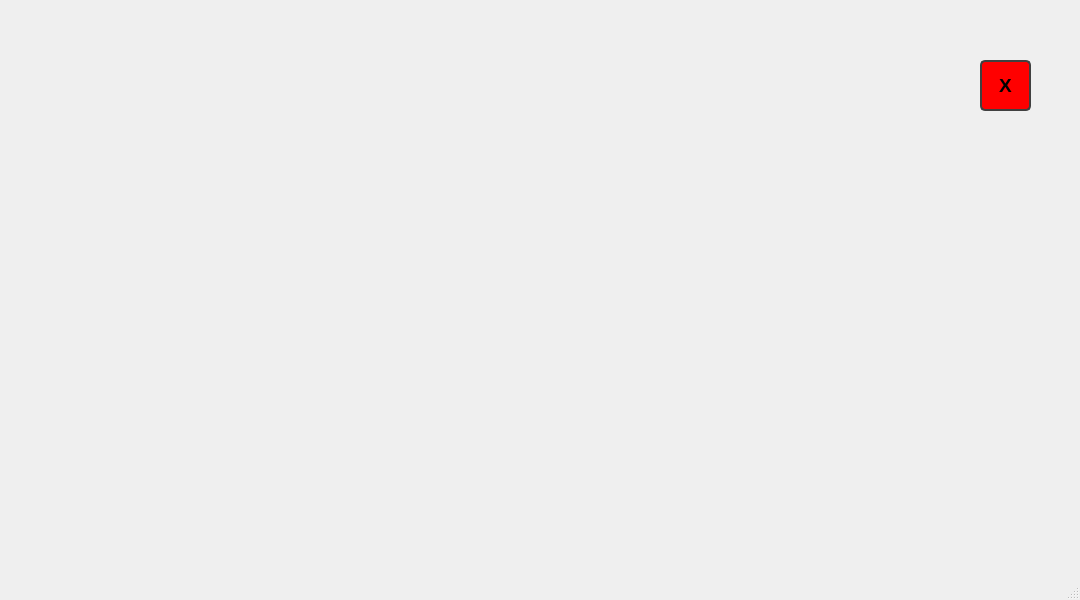
WenceslaoFB/InterfazAGV_QT, file mainwindow.ui: the form before one commit.
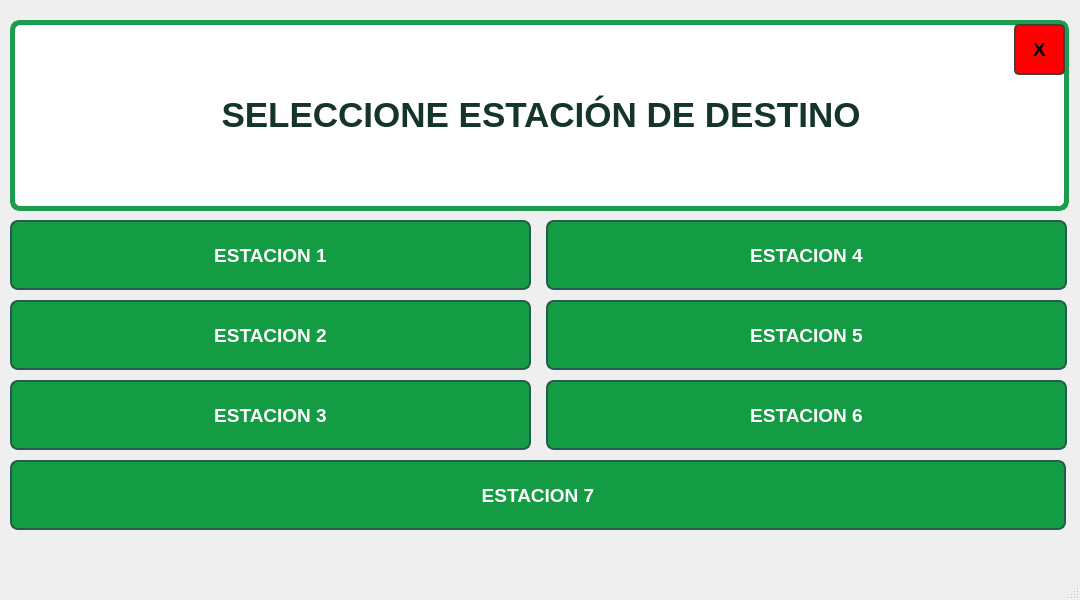
The form after the commit. The open tabs and pages were chosen to show the change.

```diff
--- a/mainwindow.ui
+++ b/mainwindow.ui
@@ -2241,7 +2241,378 @@
      <widget class="QPushButton" name="back_but_ESTACION">
       <property name="geometry">
        <rect>
-        <x>970</x>
+        <x>1004</x>
+        <y>24</y>
+        <width>51</width>
+        <height>51</height>
+       </rect>
+      </property>
+      <property name="font">
+       <font>
+        <pointsize>14</pointsize>
+        <bold>true</bold>
+       </font>
+      </property>
+      <property name="styleSheet">
+       <string notr="true">QPushButton {
+		
+	
+	
+	background-color: rgb(255, 0, 0);
+	   color: rgb(0, 0, 0);   
+       border: 2px solid rgb(64, 64, 64);
+       border-radius: 5px;
+    }
+
+    QPushButton:pressed {
+	color: rgb(255, 255, 255);
+	
+	background-color: rgb(122, 0, 0);
+    }</string>
+      </property>
+      <property name="text">
+       <string>X</string>
+      </property>
+     </widget>
+     <widget class="QPushButton" name="but_EST_1">
+      <property name="geometry">
+       <rect>
+        <x>0</x>
+        <y>220</y>
+        <width>521</width>
+        <height>70</height>
+       </rect>
+      </property>
+      <property name="minimumSize">
+       <size>
+        <width>0</width>
+        <height>70</height>
+       </size>
+      </property>
+      <property name="font">
+       <font>
+        <pointsize>14</pointsize>
+        <bold>true</bold>
+       </font>
+      </property>
+      <property name="styleSheet">
+       <string notr="true">QPushButton {
+    /* Estilo inicial del botón */
+    background-color: #149c44;
+    border: 2px solid #265c4d;
+	color: white;
+    border-radius: 8px;
+    padding: 5px 10px;
+	font-weight: bold;
+}
+
+QPushButton:pressed {
+    /* Estilo del botón cuando está presionado */
+    background-color:  #265c4d;
+    border: 2px solid #265c4d;
+	color: white;
+}</string>
+      </property>
+      <property name="text">
+       <string notr="true">ESTACION 1</string>
+      </property>
+     </widget>
+     <widget class="QPushButton" name="but_EST_2">
+      <property name="geometry">
+       <rect>
+        <x>0</x>
+        <y>300</y>
+        <width>521</width>
+        <height>70</height>
+       </rect>
+      </property>
+      <property name="minimumSize">
+       <size>
+        <width>0</width>
+        <height>70</height>
+       </size>
+      </property>
+      <property name="font">
+       <font>
+        <pointsize>14</pointsize>
+        <bold>true</bold>
+       </font>
+      </property>
+      <property name="styleSheet">
+       <string notr="true">QPushButton {
+    /* Estilo inicial del botón */
+    background-color: #149c44;
+    border: 2px solid #265c4d;
+	color: white;
+    border-radius: 8px;
+    padding: 5px 10px;
+	font-weight: bold;
+}
+
+QPushButton:pressed {
+    /* Estilo del botón cuando está presionado */
+    background-color:  #265c4d;
+    border: 2px solid #265c4d;
+	color: white;
+}</string>
+      </property>
+      <property name="text">
+       <string notr="true">ESTACION 2</string>
+      </property>
+     </widget>
+     <widget class="QPushButton" name="but_EST_3">
+      <property name="geometry">
+       <rect>
+        <x>0</x>
+        <y>380</y>
+        <width>521</width>
+        <height>70</height>
+       </rect>
+      </property>
+      <property name="minimumSize">
+       <size>
+        <width>0</width>
+        <height>70</height>
+       </size>
+      </property>
+      <property name="font">
+       <font>
+        <pointsize>14</pointsize>
+        <bold>true</bold>
+       </font>
+      </property>
+      <property name="styleSheet">
+       <string notr="true">QPushButton {
+    /* Estilo inicial del botón */
+    background-color: #149c44;
+    border: 2px solid #265c4d;
+	color: white;
+    border-radius: 8px;
+    padding: 5px 10px;
+	font-weight: bold;
+}
+
+QPushButton:pressed {
+    /* Estilo del botón cuando está presionado */
+    background-color:  #265c4d;
+    border: 2px solid #265c4d;
+	color: white;
+}</string>
+      </property>
+      <property name="text">
+       <string notr="true">ESTACION 3</string>
+      </property>
+     </widget>
+     <widget class="QPushButton" name="but_EST_4">
+      <property name="geometry">
+       <rect>
+        <x>536</x>
+        <y>220</y>
+        <width>521</width>
+        <height>70</height>
+       </rect>
+      </property>
+      <property name="minimumSize">
+       <size>
+        <width>0</width>
+        <height>70</height>
+       </size>
+      </property>
+      <property name="font">
+       <font>
+        <pointsize>14</pointsize>
+        <bold>true</bold>
+       </font>
+      </property>
+      <property name="styleSheet">
+       <string notr="true">QPushButton {
+    /* Estilo inicial del botón */
+    background-color: #149c44;
+    border: 2px solid #265c4d;
+	color: white;
+    border-radius: 8px;
+    padding: 5px 10px;
+	font-weight: bold;
+}
+
+QPushButton:pressed {
+    /* Estilo del botón cuando está presionado */
+    background-color:  #265c4d;
+    border: 2px solid #265c4d;
+	color: white;
+}</string>
+      </property>
+      <property name="text">
+       <string notr="true">ESTACION 4</string>
+      </property>
+     </widget>
+     <widget class="QPushButton" name="but_EST_5">
+      <property name="geometry">
+       <rect>
+        <x>536</x>
+        <y>300</y>
+        <width>521</width>
+        <height>70</height>
+       </rect>
+      </property>
+      <property name="minimumSize">
+       <size>
+        <width>0</width>
+        <height>70</height>
+       </size>
+      </property>
+      <property name="font">
+       <font>
+        <pointsize>14</pointsize>
+        <bold>true</bold>
+       </font>
+      </property>
+      <property name="styleSheet">
+       <string notr="true">QPushButton {
+    /* Estilo inicial del botón */
+    background-color: #149c44;
+    border: 2px solid #265c4d;
+	color: white;
+    border-radius: 8px;
+    padding: 5px 10px;
+	font-weight: bold;
+}
+
+QPushButton:pressed {
+    /* Estilo del botón cuando está presionado */
+    background-color:  #265c4d;
+    border: 2px solid #265c4d;
+	color: white;
+}</string>
+      </property>
+      <property name="text">
+       <string notr="true">ESTACION 5</string>
+      </property>
+     </widget>
+     <widget class="QPushButton" name="but_EST_6">
+      <property name="geometry">
+       <rect>
+        <x>536</x>
+        <y>380</y>
+        <width>521</width>
+        <height>70</height>
+       </rect>
+      </property>
+      <property name="minimumSize">
+       <size>
+        <width>0</width>
+        <height>70</height>
+       </size>
+      </property>
+      <property name="font">
+       <font>
+        <pointsize>14</pointsize>
+        <bold>true</bold>
+       </font>
+      </property>
+      <property name="styleSheet">
+       <string notr="true">QPushButton {
+    /* Estilo inicial del botón */
+    background-color: #149c44;
+    border: 2px solid #265c4d;
+	color: white;
+    border-radius: 8px;
+    padding: 5px 10px;
+	font-weight: bold;
+}
+
+QPushButton:pressed {
+    /* Estilo del botón cuando está presionado */
+    background-color:  #265c4d;
+    border: 2px solid #265c4d;
+	color: white;
+}</string>
+      </property>
+      <property name="text">
+       <string notr="true">ESTACION 6</string>
+      </property>
+     </widget>
+     <widget class="QPushButton" name="but_EST_7">
+      <property name="geometry">
+       <rect>
+        <x>0</x>
+        <y>460</y>
+        <width>1056</width>
+        <height>70</height>
+       </rect>
+      </property>
+      <property name="minimumSize">
+       <size>
+        <width>0</width>
+        <height>70</height>
+       </size>
+      </property>
+      <property name="font">
+       <font>
+        <pointsize>14</pointsize>
+        <bold>true</bold>
+       </font>
+      </property>
+      <property name="styleSheet">
+       <string notr="true">QPushButton {
+    /* Estilo inicial del botón */
+    background-color: #149c44;
+    border: 2px solid #265c4d;
+	color: white;
+    border-radius: 8px;
+    padding: 5px 10px;
+	font-weight: bold;
+}
+
+QPushButton:pressed {
+    /* Estilo del botón cuando está presionado */
+    background-color:  #265c4d;
+    border: 2px solid #265c4d;
+	color: white;
+}</string>
+      </property>
+      <property name="text">
+       <string notr="true">ESTACION 7</string>
+      </property>
+     </widget>
+     <widget class="QLabel" name="label_PRINC_2">
+      <property name="geometry">
+       <rect>
+        <x>0</x>
+        <y>20</y>
+        <width>1059</width>
+        <height>191</height>
+       </rect>
+      </property>
+      <property name="styleSheet">
+       <string notr="true">QLabel {
+    color: #14342c;
+    font-weight: bold;
+	border: 5px solid;
+	border-radius: 10px;
+	border-color:  #1c9c4c;
+	background-color:  white;
+}</string>
+      </property>
+      <property name="text">
+       <string>&lt;html&gt;&lt;head/&gt;&lt;body&gt;&lt;p align=&quot;center&quot;&gt;&lt;span style=&quot; font-size:26pt; color:#14342c;&quot;&gt;SELECCIONE ESTACIÓN DE DESTINO&lt;/span&gt;&lt;/p&gt;&lt;/body&gt;&lt;/html&gt;</string>
+      </property>
+     </widget>
+     <zorder>but_EST_1</zorder>
+     <zorder>but_EST_2</zorder>
+     <zorder>but_EST_3</zorder>
+     <zorder>but_EST_4</zorder>
+     <zorder>but_EST_5</zorder>
+     <zorder>but_EST_6</zorder>
+     <zorder>but_EST_7</zorder>
+     <zorder>label_PRINC_2</zorder>
+     <zorder>back_but_ESTACION</zorder>
+    </widget>
+    <widget class="QWidget" name="VIAJE">
+     <widget class="QPushButton" name="back_but_viaje">
+      <property name="geometry">
+       <rect>
+        <x>0</x>
         <y>60</y>
         <width>51</width>
         <height>51</height>
```
Left out of the diff: 1004 changed lines with no effect on the pictures.
